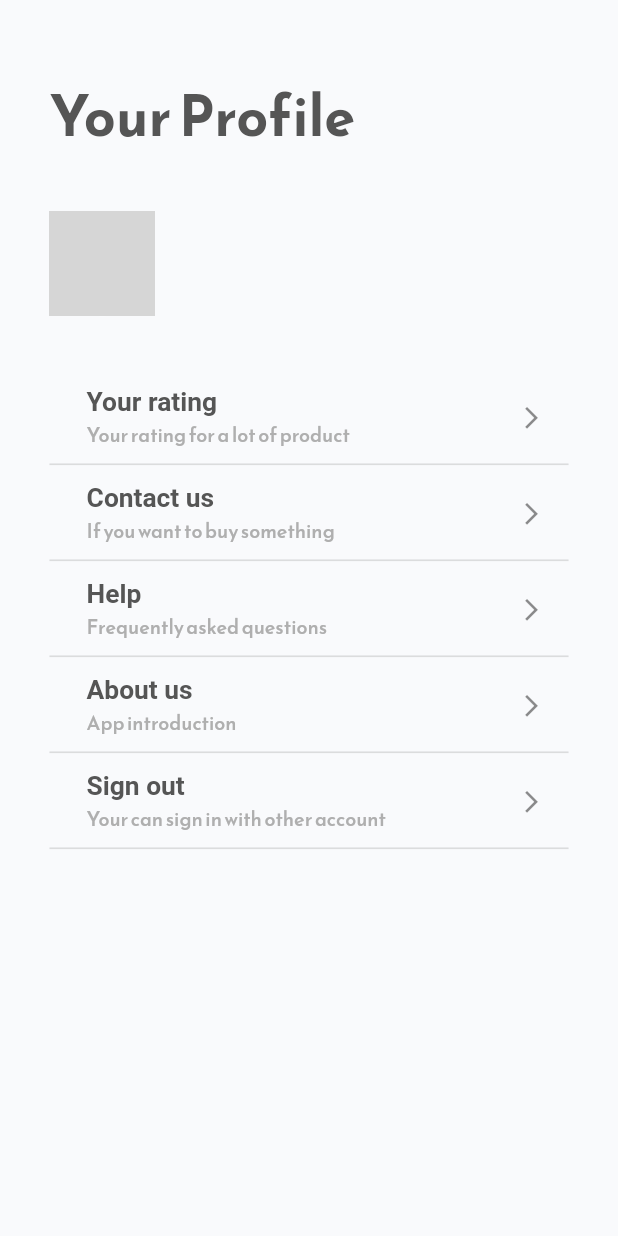
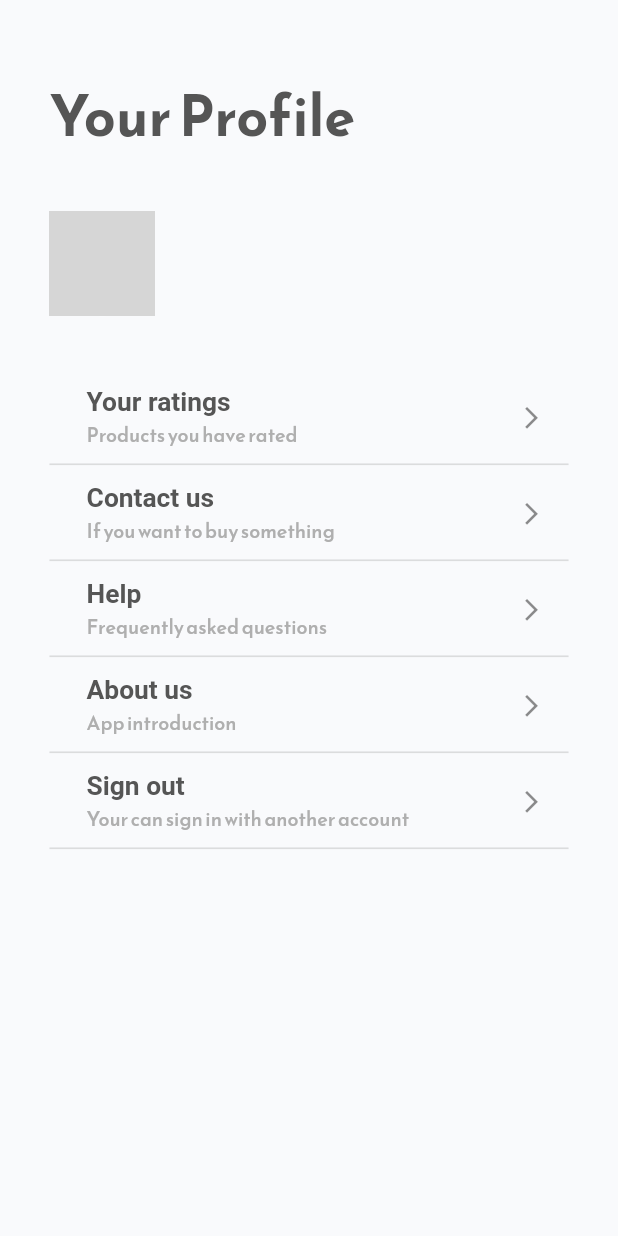
Before and after one commit to troqphuc147/interior_design_and_ar, a Flutter app: the ProfileScreen screen opened directly, on a phone screen of 412 x 824 dp. Run offline on Flutter 3.47's test engine with Material 2 defaults, Android fonts, the phone set to English and light mode, and no system bars; our stand-ins replace bottom_navy_bar, cached_network_image, carousel_slider, cloud_firestore, connectivity_plus, firebase_auth and 13 more; missing offline and left inert: ar_flutter_plugin, firebase_app_check; accounts and stored records are empty; network calls fail; grey boxes are pictures that could not be loaded.

Commit message:
check spelling

```diff
--- a/lib/screens/home/home_sceen.dart
+++ b/lib/screens/home/home_sceen.dart
@@ -60,7 +60,7 @@ class HomeScreen extends StatelessWidget {
                         height: getProportionateScreenWidth(15),
                       ),
                       Text(
-                        'Best Furniture',
+                        'Modern Furniture',
                         style: TextStyle(
                             fontSize: getProportionateScreenWidth(34),
                             color: kTextColor1,
--- a/lib/screens/introduction/data_for_slide.dart
+++ b/lib/screens/introduction/data_for_slide.dart
@@ -8,14 +8,14 @@ class Slide {
 List<Slide> listSlide = [
   Slide(
       title: "ARFurni",
-      content: "We will help you choose\nthe best furniture for your house",
+      content: "We help you choose\nthe best furniture for your house",
       imagePath: "assets/images/white_logo.png"),
   Slide(
       title: "Visually",
-      content: "View products with your camera\n",
+      content: "Easily view products on your camera\n",
       imagePath: "assets/images/view_ar.png"),
   Slide(
       title: "Quality",
-      content: "Decoration your house with them\n",
+      content: "Choose your favorite top quality products\n",
       imagePath: "assets/images/after_buy.jpg")
 ];
--- a/lib/screens/product/product_detail.dart
+++ b/lib/screens/product/product_detail.dart
@@ -287,7 +287,7 @@ class _ProductDetailState extends State<ProductDetail> {
                                         show(context);
                                       },
                                       child: Text(
-                                        'Rating for product',
+                                        'Rate this product',
                                         style: TextStyle(
                                           color: kTextColor2,
                                           fontSize:
@@ -418,7 +418,7 @@ class _ProductDetailState extends State<ProductDetail> {
                                 ),
                                 const Spacer(),
                                 DefaultButton(
-                                    content: "Rating",
+                                    content: "Rate Product",
                                     onPressed: () async {
                                       setState(() {
                                         widget.product.rating = (((double.parse(
@@ -449,7 +449,7 @@ class _ProductDetailState extends State<ProductDetail> {
                                         //width: MediaQuery.of(context).size.width ,
                                         backgroundColor: kSelectedButtonColor,
                                         content: Text(
-                                          "Cảm ơn bạn đã đánh giá sản phẩm",
+                                          "Thank you for your rating !",
                                           style: TextStyle(
                                               color: Colors.white,
                                               fontSize: 18,
--- a/lib/screens/profile/components/button_data.dart
+++ b/lib/screens/profile/components/button_data.dart
@@ -22,8 +22,8 @@ class ButtonData {
 
 List<ButtonData> listButtonData = [
   ButtonData(
-      subScription: "Your rating for a lot of product",
-      title: "Your rating",
+      subScription: "Products you have rated",
+      title: "Your ratings",
       forcusScreen: const ListRatedProductsScreen()),
   ButtonData(
       subScription: "If you want to buy something",
@@ -38,7 +38,7 @@ List<ButtonData> listButtonData = [
       title: "About us",
       forcusScreen: const AboutScreen()),
   ButtonData(
-      subScription: "Your can sign in with other account",
+      subScription: "Your can sign in with another account",
       title: "Sign out",
       forcusScreen: const LoginScreen())
 ];
--- a/lib/screens/profile/components/contact_screen.dart
+++ b/lib/screens/profile/components/contact_screen.dart
@@ -69,7 +69,7 @@ class _SendQuestionScreenState extends State<SendQuestionScreen> {
               } else {
                 var result = await sendMail();
                 if (result == 200) {
-                  _showAlertDialog('Sent email!', 'Success');
+                  _showAlertDialog('Email sent successfully!', 'Success');
                 }
               }
               setState(() {
--- a/lib/screens/profile/components/rating_product_screen.dart
+++ b/lib/screens/profile/components/rating_product_screen.dart
@@ -58,7 +58,7 @@ class ListRatedProductsScreen extends StatelessWidget {
                     0,
                     getProportionateScreenWidth(20)),
                 child: Text(
-                  'Your All Ratings',
+                  'All Your Ratings',
                   style: TextStyle(
                       fontSize: getProportionateScreenWidth(34),
                       color: kTextColor1,
```
